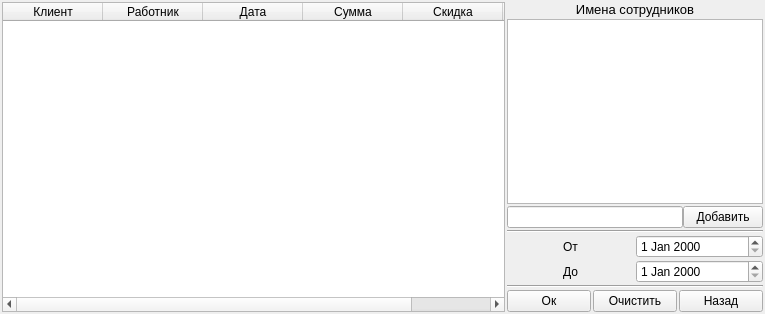
Qt form code/form_for_show_data.ui (Alex-Sidorov/SEFOLL) before a commit.
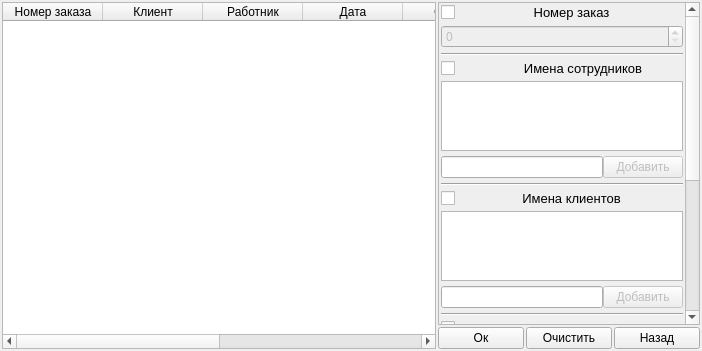
The same form after that commit.

Commit message: updata show statistic

```diff
--- a/code/form_for_show_data.ui
+++ b/code/form_for_show_data.ui
@@ -6,8 +6,8 @@
    <rect>
     <x>0</x>
     <y>0</y>
-    <width>765</width>
-    <height>314</height>
+    <width>702</width>
+    <height>351</height>
    </rect>
   </property>
   <property name="windowTitle">
@@ -55,6 +55,11 @@
      <attribute name="verticalHeaderCascadingSectionResizes">
       <bool>true</bool>
      </attribute>
+     <column>
+      <property name="text">
+       <string>Номер заказа</string>
+      </property>
+     </column>
      <column>
       <property name="text">
        <string>Клиент</string>
@@ -85,15 +90,123 @@
        <string>Статус</string>
       </property>
      </column>
+     <column>
+      <property name="text">
+       <string>Услуги</string>
+      </property>
+     </column>
     </widget>
    </item>
    <item>
+    <layout class="QVBoxLayout" name="verticalLayout_8">
+     <item>
+      <widget class="QScrollArea" name="scrollArea">
+       <property name="widgetResizable">
+        <bool>true</bool>
+       </property>
+       <widget class="QWidget" name="scrollAreaWidgetContents">
+        <property name="geometry">
+         <rect>
+          <x>0</x>
+          <y>-307</y>
+          <width>245</width>
+          <height>619</height>
+         </rect>
+        </property>
     <layout class="QVBoxLayout" name="verticalLayout">
      <property name="spacing">
+          <number>5</number>
+         </property>
+         <property name="leftMargin">
       <number>2</number>
      </property>
+         <property name="topMargin">
+          <number>2</number>
+         </property>
+         <property name="rightMargin">
+          <number>2</number>
+         </property>
+         <property name="bottomMargin">
+          <number>2</number>
+         </property>
+         <item>
+          <layout class="QVBoxLayout" name="verticalLayout_6">
+           <item>
+            <layout class="QHBoxLayout" name="horizontalLayout_11">
+             <item>
+              <widget class="QCheckBox" name="is_number">
+               <property name="text">
+                <string/>
+               </property>
+              </widget>
+             </item>
+             <item>
+              <widget class="QLabel" name="label_5">
+               <property name="sizePolicy">
+                <sizepolicy hsizetype="Preferred" vsizetype="Preferred">
+                 <horstretch>200</horstretch>
+                 <verstretch>0</verstretch>
+                </sizepolicy>
+               </property>
+               <property name="font">
+                <font>
+                 <pointsize>10</pointsize>
+                </font>
+               </property>
+               <property name="text">
+                <string>Номер заказ</string>
+               </property>
+               <property name="alignment">
+                <set>Qt::AlignCenter</set>
+               </property>
+              </widget>
+             </item>
+            </layout>
+           </item>
+           <item>
+            <widget class="QSpinBox" name="number_order">
+             <property name="enabled">
+              <bool>false</bool>
+             </property>
+            </widget>
+           </item>
+          </layout>
+         </item>
+         <item>
+          <widget class="Line" name="line_4">
+           <property name="orientation">
+            <enum>Qt::Horizontal</enum>
+           </property>
+          </widget>
+         </item>
+         <item>
+          <layout class="QVBoxLayout" name="verticalLayout_2">
+           <item>
+            <layout class="QHBoxLayout" name="horizontalLayout_7">
+             <item>
+              <widget class="QCheckBox" name="is_worker">
+               <property name="text">
+                <string/>
+               </property>
+               <property name="checkable">
+                <bool>true</bool>
+               </property>
+              </widget>
+             </item>
      <item>
       <widget class="QLabel" name="label_3">
+               <property name="sizePolicy">
+                <sizepolicy hsizetype="Preferred" vsizetype="Preferred">
+                 <horstretch>0</horstretch>
+                 <verstretch>0</verstretch>
+                </sizepolicy>
+               </property>
+               <property name="minimumSize">
+                <size>
+                 <width>200</width>
+                 <height>0</height>
+                </size>
+               </property>
        <property name="font">
         <font>
          <pointsize>10</pointsize>
@@ -107,9 +220,13 @@
        </property>
       </widget>
      </item>
+            </layout>
+           </item>
      <item>
       <widget class="QListWidget" name="worker_list"/>
      </item>
+          </layout>
+         </item>
      <item>
       <layout class="QHBoxLayout" name="horizontalLayout_4">
        <property name="spacing">
@@ -133,6 +250,9 @@
        </item>
        <item>
         <widget class="QPushButton" name="add_worker_button">
+             <property name="enabled">
+              <bool>false</bool>
+             </property>
          <property name="sizePolicy">
           <sizepolicy hsizetype="Fixed" vsizetype="Fixed">
            <horstretch>0</horstretch>
@@ -154,6 +274,81 @@
       </widget>
      </item>
      <item>
+          <layout class="QVBoxLayout" name="verticalLayout_3">
+           <item>
+            <layout class="QHBoxLayout" name="horizontalLayout_10">
+             <item>
+              <widget class="QCheckBox" name="is_client">
+               <property name="text">
+                <string/>
+               </property>
+              </widget>
+             </item>
+             <item>
+              <widget class="QLabel" name="label_4">
+               <property name="sizePolicy">
+                <sizepolicy hsizetype="Preferred" vsizetype="Preferred">
+                 <horstretch>200</horstretch>
+                 <verstretch>0</verstretch>
+                </sizepolicy>
+               </property>
+               <property name="font">
+                <font>
+                 <pointsize>10</pointsize>
+                </font>
+               </property>
+               <property name="text">
+                <string>Имена клиентов</string>
+               </property>
+               <property name="alignment">
+                <set>Qt::AlignCenter</set>
+               </property>
+              </widget>
+             </item>
+            </layout>
+           </item>
+           <item>
+            <widget class="QListWidget" name="client_list"/>
+           </item>
+           <item>
+            <layout class="QHBoxLayout" name="horizontalLayout_6">
+             <property name="spacing">
+              <number>0</number>
+             </property>
+             <item>
+              <widget class="QLineEdit" name="client_line"/>
+             </item>
+             <item>
+              <widget class="QPushButton" name="add_client_button">
+               <property name="enabled">
+                <bool>false</bool>
+               </property>
+               <property name="text">
+                <string>Добавить</string>
+               </property>
+              </widget>
+             </item>
+            </layout>
+           </item>
+          </layout>
+         </item>
+         <item>
+          <widget class="Line" name="line_3">
+           <property name="orientation">
+            <enum>Qt::Horizontal</enum>
+           </property>
+          </widget>
+         </item>
+         <item>
+          <layout class="QVBoxLayout" name="verticalLayout_5">
+           <item>
+            <widget class="QCheckBox" name="is_date">
+             <property name="text">
+              <string/>
+             </property>
+            </widget>
+           </item>
+           <item>
       <layout class="QHBoxLayout" name="horizontalLayout">
        <item>
         <widget class="QLabel" name="label">
@@ -172,7 +367,11 @@
         </widget>
        </item>
        <item>
-        <widget class="QDateEdit" name="before_date"/>
+              <widget class="QDateEdit" name="before_date">
+               <property name="enabled">
+                <bool>false</bool>
+               </property>
+              </widget>
        </item>
       </layout>
      </item>
@@ -189,7 +388,13 @@
         </widget>
        </item>
        <item>
-        <widget class="QDateEdit" name="after_date"/>
+              <widget class="QDateEdit" name="after_date">
+               <property name="enabled">
+                <bool>false</bool>
+               </property>
+              </widget>
+             </item>
+            </layout>
        </item>
       </layout>
      </item>
@@ -198,6 +403,127 @@
        <property name="orientation">
         <enum>Qt::Horizontal</enum>
        </property>
+          </widget>
+         </item>
+         <item>
+          <layout class="QVBoxLayout" name="verticalLayout_7">
+           <item>
+            <layout class="QHBoxLayout" name="horizontalLayout_12">
+             <item>
+              <widget class="QCheckBox" name="is_service">
+               <property name="text">
+                <string/>
+               </property>
+              </widget>
+             </item>
+             <item>
+              <widget class="QLabel" name="label_6">
+               <property name="sizePolicy">
+                <sizepolicy hsizetype="Preferred" vsizetype="Preferred">
+                 <horstretch>200</horstretch>
+                 <verstretch>0</verstretch>
+                </sizepolicy>
+               </property>
+               <property name="font">
+                <font>
+                 <pointsize>10</pointsize>
+                </font>
+               </property>
+               <property name="text">
+                <string>Услуги</string>
+               </property>
+               <property name="alignment">
+                <set>Qt::AlignCenter</set>
+               </property>
+              </widget>
+             </item>
+            </layout>
+           </item>
+           <item>
+            <widget class="QListWidget" name="service_list"/>
+           </item>
+           <item>
+            <layout class="QHBoxLayout" name="horizontalLayout_13">
+             <property name="spacing">
+              <number>0</number>
+             </property>
+             <item>
+              <widget class="QComboBox" name="service_box">
+               <property name="sizePolicy">
+                <sizepolicy hsizetype="Preferred" vsizetype="Fixed">
+                 <horstretch>20</horstretch>
+                 <verstretch>0</verstretch>
+                </sizepolicy>
+               </property>
+              </widget>
+             </item>
+             <item>
+              <widget class="QPushButton" name="add_service_button">
+               <property name="enabled">
+                <bool>false</bool>
+               </property>
+               <property name="text">
+                <string>Добавить</string>
+               </property>
+              </widget>
+             </item>
+            </layout>
+           </item>
+          </layout>
+         </item>
+         <item>
+          <widget class="Line" name="line_5">
+           <property name="orientation">
+            <enum>Qt::Horizontal</enum>
+           </property>
+          </widget>
+         </item>
+         <item>
+          <layout class="QVBoxLayout" name="verticalLayout_9">
+           <item>
+            <widget class="QLabel" name="label_7">
+             <property name="sizePolicy">
+              <sizepolicy hsizetype="Preferred" vsizetype="Preferred">
+               <horstretch>230</horstretch>
+               <verstretch>0</verstretch>
+              </sizepolicy>
+             </property>
+             <property name="font">
+              <font>
+               <pointsize>10</pointsize>
+              </font>
+             </property>
+             <property name="text">
+              <string>Статус заказа</string>
+             </property>
+             <property name="alignment">
+              <set>Qt::AlignCenter</set>
+             </property>
+            </widget>
+           </item>
+           <item>
+            <widget class="QComboBox" name="status_box">
+             <item>
+              <property name="text">
+               <string>Не важно</string>
+              </property>
+             </item>
+             <item>
+              <property name="text">
+               <string>Выполнен</string>
+              </property>
+             </item>
+             <item>
+              <property name="text">
+               <string>Выполняется</string>
+              </property>
+             </item>
+            </widget>
+           </item>
+          </layout>
+         </item>
+        </layout>
+       </widget>
       </widget>
      </item>
      <item>
```
Left out of the diff: 8 changed lines with no effect on the pictures. Lines whose indentation alone changed are shown as unchanged. The commit also changes 9 other files.
